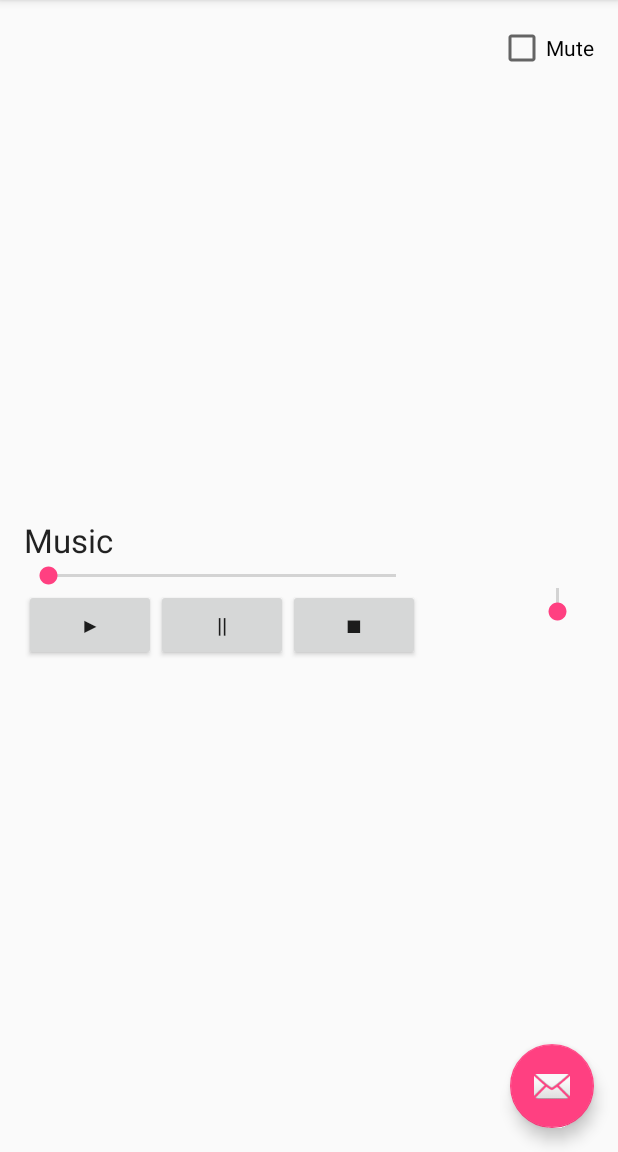
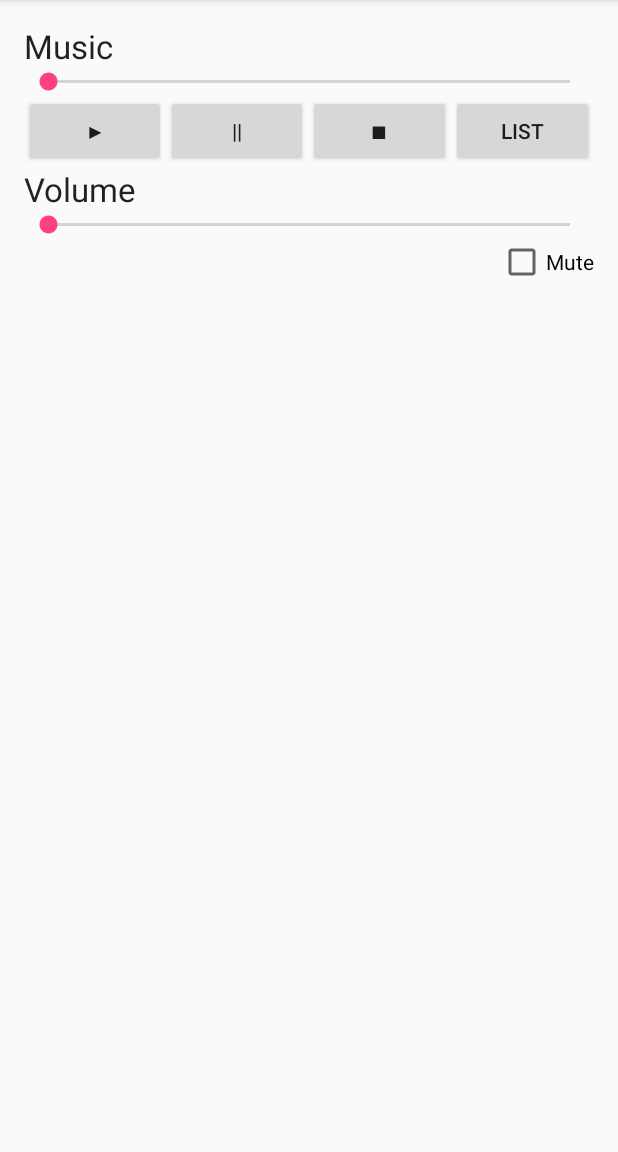
Before and after one commit to Choi-HyunWoo/SampleMediaPlayer, an Android app: the screen it shows after launch (MainActivity), on a phone screen of 412 x 824 dp, the part 84-1236 px from its top. Run offline under Robolectric (Android 15) with nearby library versions, the phone set to English and light mode, and no system bars.

Commit message:
list 추가

```diff
--- a/app/src/main/res/layout/activity_main.xml
+++ b/app/src/main/res/layout/activity_main.xml
@@ -17,9 +17,4 @@
 
     <include layout="@layout/content_main" />
 
-    <android.support.design.widget.FloatingActionButton android:id="@+id/fab"
-        android:layout_width="wrap_content" android:layout_height="wrap_content"
-        android:layout_gravity="bottom|end" android:layout_margin="@dimen/fab_margin"
-        android:src="@android:drawable/ic_dialog_email" />
-
 </android.support.design.widget.CoordinatorLayout>
--- a/app/src/main/res/layout/content_main.xml
+++ b/app/src/main/res/layout/content_main.xml
@@ -9,53 +9,55 @@
     app:layout_behavior="@string/appbar_scrolling_view_behavior"
     tools:context=".MainActivity">
 
-    <Button
-        android:layout_width="wrap_content"
+    <LinearLayout
+        android:layout_width="match_parent"
         android:layout_height="wrap_content"
-        android:text="▶"
-        android:id="@+id/btn_play"
         android:layout_below="@+id/seekProgress"
         android:layout_alignParentLeft="true"
-        android:layout_alignParentStart="true" />
+        android:layout_alignParentStart="true"
+        android:id="@+id/linearLayout">
 
         <Button
-        android:layout_width="wrap_content"
+            android:layout_width="0dp"
             android:layout_height="wrap_content"
+            android:layout_weight="1"
+            android:text="▶"
+            android:id="@+id/btn_play" />
+        <Button
+            android:layout_width="0dp"
+            android:layout_height="wrap_content"
+            android:layout_weight="1"
             android:text="||"
-        android:id="@+id/btn_pause"
-        android:layout_below="@+id/seekProgress"
-        android:layout_toRightOf="@+id/btn_play"
-        android:layout_toEndOf="@+id/btn_play" />
-
+            android:id="@+id/btn_pause" />
         <Button
-        android:layout_width="wrap_content"
+            android:layout_width="0dp"
             android:layout_height="wrap_content"
+            android:layout_weight="1"
             android:text="■"
-        android:id="@+id/btn_stop"
-        android:layout_below="@+id/seekProgress"
-        android:layout_toRightOf="@+id/btn_pause"
-        android:layout_toEndOf="@+id/btn_pause" />
+            android:id="@+id/btn_stop" />
+        <Button
+            android:layout_width="0dp"
+            android:layout_height="wrap_content"
+            android:layout_weight="1"
+            android:text="list"
+            android:id="@+id/btn_list" />
+    </LinearLayout>
 
     <SeekBar
         android:layout_width="match_parent"
         android:layout_height="wrap_content"
         android:id="@+id/seekProgress"
-        android:layout_centerVertical="true"
+        android:layout_below="@+id/textView2"
         android:layout_alignParentLeft="true"
-        android:layout_alignParentStart="true"
-        android:layout_toStartOf="@+id/seekVolume"
-        android:layout_alignRight="@+id/btn_stop"
-        android:layout_alignEnd="@+id/btn_stop" />
+        android:layout_alignParentStart="true" />
 
     <SeekBar
-        android:layout_width="wrap_content"
-        android:layout_height="200dp"
+        android:layout_width="match_parent"
+        android:layout_height="wrap_content"
         android:id="@+id/seekVolume"
-        android:rotation="270"
-        android:layout_alignParentRight="true"
-        android:layout_alignParentEnd="true"
-        android:layout_alignParentBottom="true"
-        android:layout_below="@+id/check_mute" />
+        android:layout_below="@+id/textView"
+        android:layout_alignParentLeft="true"
+        android:layout_alignParentStart="true" />
 
     <CheckBox
         android:layout_width="wrap_content"
@@ -63,7 +65,7 @@
         android:text="Mute"
         android:id="@+id/check_mute"
         android:checked="false"
-        android:layout_alignParentTop="true"
+        android:layout_below="@+id/seekVolume"
         android:layout_alignParentRight="true"
         android:layout_alignParentEnd="true" />
 
@@ -73,7 +75,17 @@
         android:textAppearance="?android:attr/textAppearanceLarge"
         android:text="Music"
         android:id="@+id/textView2"
-        android:layout_above="@+id/seekProgress"
+        android:layout_alignParentTop="true"
+        android:layout_alignParentLeft="true"
+        android:layout_alignParentStart="true" />
+
+    <TextView
+        android:layout_width="wrap_content"
+        android:layout_height="wrap_content"
+        android:textAppearance="?android:attr/textAppearanceLarge"
+        android:text="Volume"
+        android:id="@+id/textView"
+        android:layout_below="@+id/linearLayout"
         android:layout_alignParentLeft="true"
         android:layout_alignParentStart="true" />
 </RelativeLayout>
--- a/app/src/main/res/values/strings.xml
+++ b/app/src/main/res/values/strings.xml
@@ -1,4 +1,5 @@
 <resources>
     <string name="app_name">SampleMediaPlayer</string>
     <string name="action_settings">Settings</string>
+    <string name="title_activity_music_list">MusicListActivity</string>
 </resources>
```
Also changed, not shown: app/src/main/AndroidManifest.xml (+7 -0 lines), app/src/main/java/com/hw/corcow/samplemediaplayer/MainActivity.java (+44 -0 lines). Lines whose indentation alone changed are shown as unchanged.
